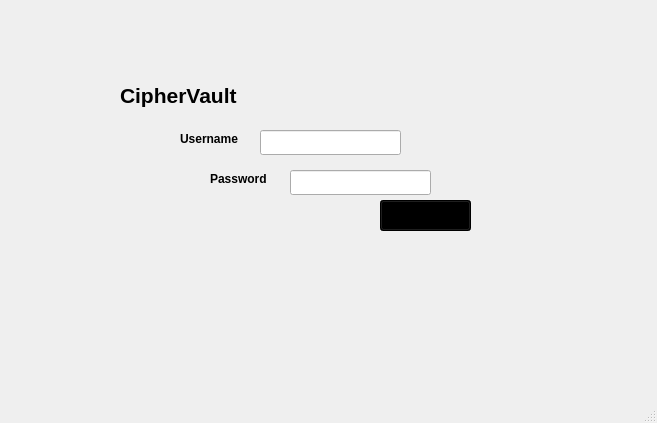
The window that secure_key/key.ui (HemjalCF/ciphervault) describes before a commit, drawn with Qt 5.
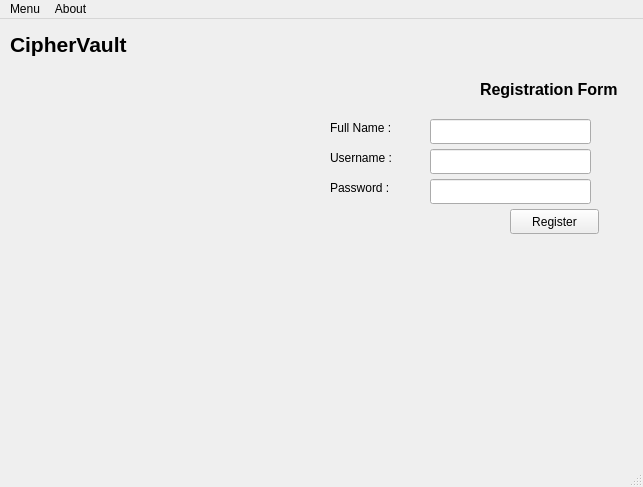
The same window after the commit. The open tabs and pages were chosen to show the change. Icons and pictures are not drawn.

Commit message: stacked widget added for user comfort

```diff
--- a/secure_key/key.ui
+++ b/secure_key/key.ui
@@ -6,22 +6,22 @@
    <rect>
     <x>0</x>
     <y>0</y>
-    <width>657</width>
-    <height>423</height>
+    <width>643</width>
+    <height>487</height>
    </rect>
   </property>
   <property name="windowTitle">
    <string>Key</string>
   </property>
   <property name="styleSheet">
-   <string notr="true">background-image: url(:/res/login_f.jpg);</string>
+   <string notr="true"/>
   </property>
   <widget class="QWidget" name="centralwidget">
    <widget class="QLabel" name="label">
     <property name="geometry">
      <rect>
-      <x>120</x>
-      <y>80</y>
+      <x>10</x>
+      <y>10</y>
       <width>121</width>
       <height>31</height>
      </rect>
@@ -36,83 +36,259 @@
      <string>CipherVault</string>
     </property>
    </widget>
-   <widget class="QLabel" name="label_2">
+   <widget class="QStackedWidget" name="stackedWidget">
     <property name="geometry">
      <rect>
-      <x>180</x>
-      <y>130</y>
-      <width>81</width>
-      <height>17</height>
+      <x>10</x>
+      <y>40</y>
+      <width>631</width>
+      <height>391</height>
      </rect>
-    </property>
-    <property name="font">
-     <font>
-      <bold>true</bold>
-     </font>
-    </property>
-    <property name="text">
-     <string>Username</string>
-    </property>
-   </widget>
-   <widget class="QLabel" name="label_3">
-    <property name="geometry">
-     <rect>
-      <x>210</x>
-      <y>170</y>
-      <width>67</width>
-      <height>17</height>
-     </rect>
-    </property>
-    <property name="font">
-     <font>
-      <bold>true</bold>
-     </font>
-    </property>
-    <property name="text">
-     <string>Password</string>
-    </property>
-   </widget>
-   <widget class="QLineEdit" name="lineEdit">
-    <property name="geometry">
-     <rect>
-      <x>260</x>
-      <y>130</y>
-      <width>141</width>
-      <height>25</height>
-     </rect>
-    </property>
-   </widget>
-   <widget class="QLineEdit" name="lineEdit_2">
-    <property name="geometry">
-     <rect>
-      <x>290</x>
-      <y>170</y>
-      <width>141</width>
-      <height>25</height>
-     </rect>
-    </property>
-   </widget>
-   <widget class="QPushButton" name="pushButton_login">
-    <property name="geometry">
-     <rect>
-      <x>380</x>
-      <y>200</y>
-      <width>91</width>
-      <height>31</height>
-     </rect>
-    </property>
-    <property name="font">
-     <font>
-      <pointsize>13</pointsize>
-      <bold>true</bold>
-     </font>
     </property>
     <property name="styleSheet">
-     <string notr="true">background-color: rgb(0, 0, 0);</string>
+     <string notr="true"/>
     </property>
-    <property name="text">
-     <string>Login</string>
+    <property name="currentIndex">
+     <number>0</number>
     </property>
+    <widget class="QWidget" name="page">
+     <property name="styleSheet">
+      <string notr="true">background-image: url(:/res/login_f.jpg);</string>
+     </property>
+     <widget class="QSplitter" name="splitter_2">
+      <property name="geometry">
+       <rect>
+        <x>220</x>
+        <y>160</y>
+        <width>211</width>
+        <height>25</height>
+       </rect>
+      </property>
+      <property name="orientation">
+       <enum>Qt::Horizontal</enum>
+      </property>
+      <widget class="QLabel" name="label_3">
+       <property name="font">
+        <font>
+         <bold>true</bold>
+        </font>
+       </property>
+       <property name="text">
+        <string>Password</string>
+       </property>
+      </widget>
+      <widget class="QLineEdit" name="lineEdit_2"/>
+     </widget>
+     <widget class="QPushButton" name="pushButton_login">
+      <property name="geometry">
+       <rect>
+        <x>380</x>
+        <y>190</y>
+        <width>91</width>
+        <height>31</height>
+       </rect>
+      </property>
+      <property name="font">
+       <font>
+        <pointsize>13</pointsize>
+        <bold>true</bold>
+       </font>
+      </property>
+      <property name="styleSheet">
+       <string notr="true">background-color: rgb(0, 0, 0);</string>
+      </property>
+      <property name="text">
+       <string>Login</string>
+      </property>
+      <property name="icon">
+       <iconset theme="security-high">
+        <normaloff>.</normaloff>.</iconset>
+      </property>
+     </widget>
+     <widget class="QSplitter" name="splitter">
+      <property name="geometry">
+       <rect>
+        <x>180</x>
+        <y>120</y>
+        <width>214</width>
+        <height>25</height>
+       </rect>
+      </property>
+      <property name="orientation">
+       <enum>Qt::Horizontal</enum>
+      </property>
+      <widget class="QLabel" name="label_2">
+       <property name="font">
+        <font>
+         <bold>true</bold>
+        </font>
+       </property>
+       <property name="text">
+        <string>Username</string>
+       </property>
+      </widget>
+      <widget class="QLineEdit" name="lineEdit"/>
+     </widget>
+     <widget class="QPushButton" name="pushButton_register">
+      <property name="geometry">
+       <rect>
+        <x>30</x>
+        <y>310</y>
+        <width>111</width>
+        <height>41</height>
+       </rect>
+      </property>
+      <property name="font">
+       <font>
+        <pointsize>14</pointsize>
+        <bold>true</bold>
+        <strikeout>false</strikeout>
+       </font>
+      </property>
+      <property name="text">
+       <string>Register</string>
+      </property>
+     </widget>
+     <widget class="QLabel" name="label_info">
+      <property name="geometry">
+       <rect>
+        <x>330</x>
+        <y>240</y>
+        <width>211</width>
+        <height>51</height>
+       </rect>
+      </property>
+      <property name="font">
+       <font>
+        <pointsize>13</pointsize>
+        <bold>true</bold>
+       </font>
+      </property>
+      <property name="text">
+       <string/>
+      </property>
+     </widget>
+    </widget>
+    <widget class="QWidget" name="page_register_user">
+     <property name="styleSheet">
+      <string notr="true">background-image: url(:/res/lock.jpg);</string>
+     </property>
+     <widget class="QLineEdit" name="lineEdit_password">
+      <property name="geometry">
+       <rect>
+        <x>420</x>
+        <y>120</y>
+        <width>161</width>
+        <height>25</height>
+       </rect>
+      </property>
+     </widget>
+     <widget class="QLineEdit" name="lineEdit_full_name">
+      <property name="geometry">
+       <rect>
+        <x>420</x>
+        <y>60</y>
+        <width>161</width>
+        <height>25</height>
+       </rect>
+      </property>
+     </widget>
+     <widget class="QLabel" name="label_4">
+      <property name="geometry">
+       <rect>
+        <x>320</x>
+        <y>60</y>
+        <width>81</width>
+        <height>17</height>
+       </rect>
+      </property>
+      <property name="text">
+       <string>Full Name :</string>
+      </property>
+     </widget>
+     <widget class="QLabel" name="label_5">
+      <property name="geometry">
+       <rect>
+        <x>470</x>
+        <y>20</y>
+        <width>141</width>
+        <height>21</height>
+       </rect>
+      </property>
+      <property name="font">
+       <font>
+        <pointsize>12</pointsize>
+        <bold>true</bold>
+        <strikeout>false</strikeout>
+       </font>
+      </property>
+      <property name="text">
+       <string>Registration Form</string>
+      </property>
+     </widget>
+     <widget class="QLineEdit" name="lineEdit_username">
+      <property name="geometry">
+       <rect>
+        <x>420</x>
+        <y>90</y>
+        <width>161</width>
+        <height>25</height>
+       </rect>
+      </property>
+     </widget>
+     <widget class="QLabel" name="label_6">
+      <property name="geometry">
+       <rect>
+        <x>320</x>
+        <y>120</y>
+        <width>81</width>
+        <height>17</height>
+       </rect>
+      </property>
+      <property name="text">
+       <string>Password :</string>
+      </property>
+     </widget>
+     <widget class="QPushButton" name="pushButton">
+      <property name="geometry">
+       <rect>
+        <x>500</x>
+        <y>150</y>
+        <width>89</width>
+        <height>25</height>
+       </rect>
+      </property>
+      <property name="text">
+       <string>Register</string>
+      </property>
+     </widget>
+     <widget class="QLabel" name="label_7">
+      <property name="geometry">
+       <rect>
+        <x>320</x>
+        <y>90</y>
+        <width>81</width>
+        <height>17</height>
+       </rect>
+      </property>
+      <property name="text">
+       <string>Username :</string>
+      </property>
+     </widget>
+     <widget class="QLabel" name="label_reg_info">
+      <property name="geometry">
+       <rect>
+        <x>390</x>
+        <y>270</y>
+        <width>201</width>
+        <height>31</height>
+       </rect>
+      </property>
+      <property name="text">
+       <string/>
+      </property>
+     </widget>
+    </widget>
    </widget>
   </widget>
   <widget class="QMenuBar" name="menubar">
@@ -120,10 +296,22 @@
     <rect>
      <x>0</x>
      <y>0</y>
-     <width>657</width>
+     <width>643</width>
      <height>22</height>
     </rect>
    </property>
+   <widget class="QMenu" name="menuMenu">
+    <property name="title">
+     <string>Menu</string>
+    </property>
+   </widget>
+   <widget class="QMenu" name="menuAbout">
+    <property name="title">
+     <string>About</string>
+    </property>
+   </widget>
+   <addaction name="menuMenu"/>
+   <addaction name="menuAbout"/>
   </widget>
   <widget class="QStatusBar" name="statusbar"/>
  </widget>
```
The commit also changes 2 other files.
